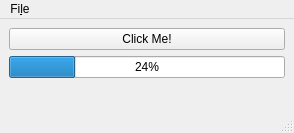
Old version of the form mainwindow.ui in the repository BaldrAI/OpenOTDR.
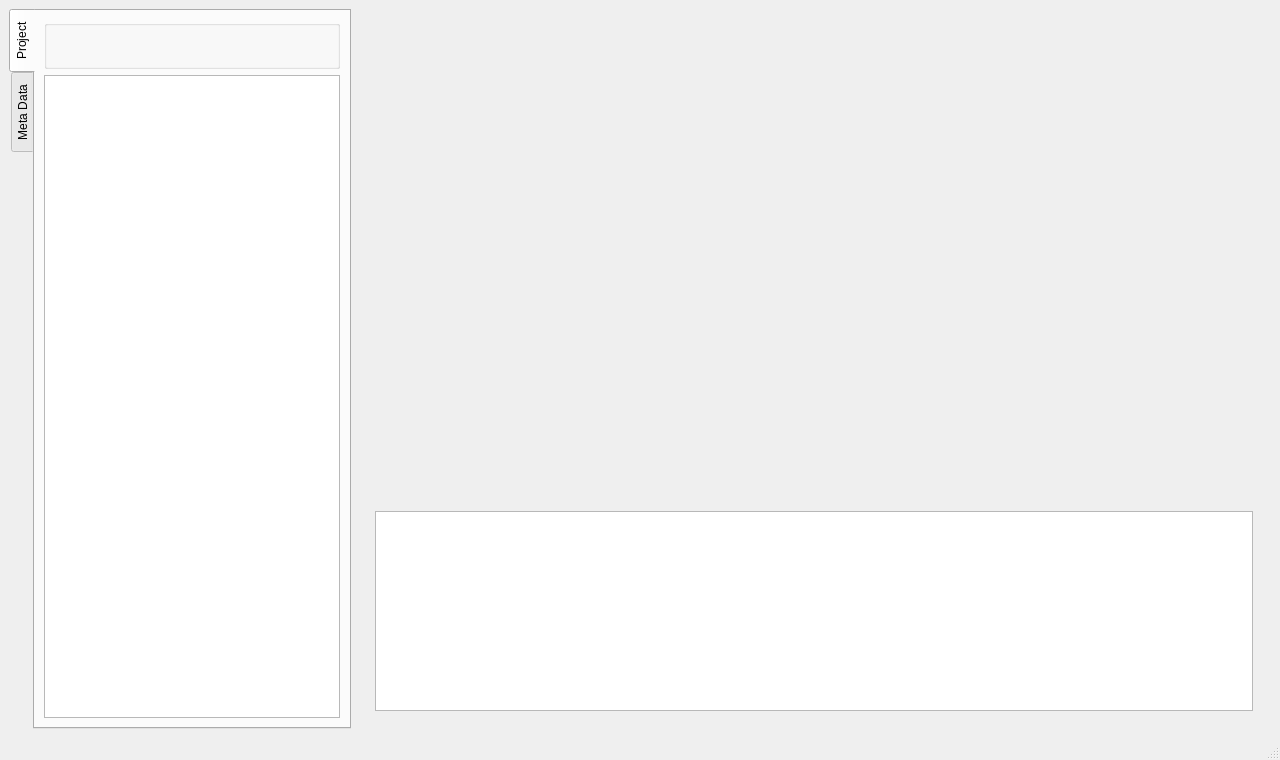
New version of the form. Icons and pictures are not drawn.

Commit message: Quick weekend project / draft

What changed in the file:
```diff
--- a/mainwindow.ui
+++ b/mainwindow.ui
@@ -6,61 +6,285 @@
    <rect>
     <x>0</x>
     <y>0</y>
-    <width>294</width>
-    <height>133</height>
+    <width>1280</width>
+    <height>755</height>
    </rect>
   </property>
   <property name="windowTitle">
    <string>MainWindow</string>
   </property>
-  <widget class="QWidget" name="centralwidget">
-   <layout class="QVBoxLayout" name="verticalLayout">
+  <widget class="QWidget" name="mainWidget">
+   <layout class="QHBoxLayout" name="horizontalLayout_3">
     <item>
-     <widget class="QPushButton" name="pushButton">
-      <property name="text">
-       <string>Click Me!</string>
+     <widget class="QTabWidget" name="tabWidget">
+      <property name="sizePolicy">
+       <sizepolicy hsizetype="Minimum" vsizetype="Expanding">
+        <horstretch>0</horstretch>
+        <verstretch>0</verstretch>
+       </sizepolicy>
       </property>
-     </widget>
-    </item>
-    <item>
-     <widget class="QProgressBar" name="progressBar">
-      <property name="value">
-       <number>24</number>
+      <property name="minimumSize">
+       <size>
+        <width>320</width>
+        <height>720</height>
+       </size>
       </property>
+      <property name="tabPosition">
+       <enum>QTabWidget::West</enum>
+      </property>
+      <property name="currentIndex">
+       <number>0</number>
+      </property>
+      <widget class="QWidget" name="projectWidget">
+       <attribute name="title">
+        <string>Project</string>
+       </attribute>
+       <layout class="QVBoxLayout" name="verticalLayout_3">
+        <item>
+         <widget class="QGroupBox" name="groupBox">
+          <property name="enabled">
+           <bool>true</bool>
+          </property>
+          <property name="sizePolicy">
+           <sizepolicy hsizetype="Preferred" vsizetype="Fixed">
+            <horstretch>0</horstretch>
+            <verstretch>0</verstretch>
+           </sizepolicy>
+          </property>
+          <property name="minimumSize">
+           <size>
+            <width>0</width>
+            <height>20</height>
+           </size>
+          </property>
+          <property name="baseSize">
+           <size>
+            <width>0</width>
+            <height>30</height>
+           </size>
+          </property>
+          <property name="flat">
+           <bool>true</bool>
+          </property>
+          <layout class="QHBoxLayout" name="horizontalLayout">
+           <item>
+            <widget class="QPushButton" name="openProject">
+             <property name="icon">
+              <iconset theme="folder-open">
+               <normaloff/>
+              </iconset>
+             </property>
+             <property name="flat">
+              <bool>true</bool>
+             </property>
+            </widget>
+           </item>
+           <item>
+            <widget class="QPushButton" name="saveProject">
+             <property name="icon">
+              <iconset theme="document-save">
+               <normaloff/>
+              </iconset>
+             </property>
+             <property name="flat">
+              <bool>true</bool>
+             </property>
+            </widget>
+           </item>
+           <item>
+            <widget class="QPushButton" name="printReport">
+             <property name="icon">
+              <iconset theme="document-print"/>
+             </property>
+             <property name="flat">
+              <bool>true</bool>
+             </property>
+            </widget>
+           </item>
+           <item>
+            <widget class="QPushButton" name="addTrace">
+             <property name="autoFillBackground">
+              <bool>false</bool>
+             </property>
+             <property name="text">
+              <string/>
+             </property>
+             <property name="icon">
+              <iconset theme="list-add">
+               <normaloff/>
+              </iconset>
+             </property>
+             <property name="default">
+              <bool>true</bool>
+             </property>
+             <property name="flat">
+              <bool>true</bool>
+             </property>
+            </widget>
+           </item>
+           <item>
+            <widget class="QPushButton" name="removeTrace">
+             <property name="text">
+              <string/>
+             </property>
+             <property name="icon">
+              <iconset theme="list-remove">
+               <normaloff/>
+              </iconset>
+             </property>
+             <property name="flat">
+              <bool>true</bool>
+             </property>
+            </widget>
+           </item>
+           <item>
+            <widget class="QPushButton" name="recalculateEvents">
+             <property name="sizePolicy">
+              <sizepolicy hsizetype="Fixed" vsizetype="Fixed">
+               <horstretch>0</horstretch>
+               <verstretch>0</verstretch>
+              </sizepolicy>
+             </property>
+             <property name="icon">
+              <iconset theme="view-refresh"/>
+             </property>
+             <property name="flat">
+              <bool>true</bool>
+             </property>
+            </widget>
+           </item>
+          </layout>
+         </widget>
+        </item>
+        <item>
+         <widget class="QTreeView" name="treeView"/>
+        </item>
+       </layout>
+      </widget>
+      <widget class="QWidget" name="metaDataWidget">
+       <attribute name="title">
+        <string>Meta Data</string>
+       </attribute>
+       <layout class="QVBoxLayout" name="verticalLayout">
+        <item>
+         <widget class="QTableWidget" name="metaDataTable">
+          <row>
+           <property name="text">
+            <string>Project name</string>
+           </property>
+          </row>
+          <row>
+           <property name="text">
+            <string>Location A</string>
+           </property>
+          </row>
+          <row>
+           <property name="text">
+            <string>Location B</string>
+           </property>
+          </row>
+          <row>
+           <property name="text">
+            <string>Total distance (km)</string>
+           </property>
+          </row>
+          <row>
+           <property name="text">
+            <string>Total distance</string>
+           </property>
+          </row>
+          <row>
+           <property name="text">
+            <string>Launch length (km)</string>
+           </property>
+          </row>
+          <row>
+           <property name="text">
+            <string>Recieve length (km)</string>
+           </property>
+          </row>
+          <row>
+           <property name="text">
+            <string>Average loss (dB/km)</string>
+           </property>
+          </row>
+          <row>
+           <property name="text">
+            <string>Total loss(dB)</string>
+           </property>
+          </row>
+         </widget>
+        </item>
+       </layout>
+      </widget>
      </widget>
     </item>
     <item>
-     <spacer name="verticalSpacer">
-      <property name="orientation">
-       <enum>Qt::Vertical</enum>
+     <widget class="QWidget" name="dataWidget" native="true">
+      <property name="sizePolicy">
+       <sizepolicy hsizetype="Expanding" vsizetype="Expanding">
+        <horstretch>0</horstretch>
+        <verstretch>0</verstretch>
+       </sizepolicy>
       </property>
-      <property name="sizeHint" stdset="0">
+      <property name="minimumSize">
        <size>
-        <width>20</width>
-        <height>40</height>
+        <width>720</width>
+        <height>720</height>
        </size>
       </property>
-     </spacer>
+      <layout class="QVBoxLayout" name="verticalLayout_2">
+       <item>
+        <widget class="QWidget" name="graphWidget" native="true">
+         <property name="sizePolicy">
+          <sizepolicy hsizetype="Expanding" vsizetype="Expanding">
+           <horstretch>0</horstretch>
+           <verstretch>0</verstretch>
+          </sizepolicy>
+         </property>
+         <property name="minimumSize">
+          <size>
+           <width>710</width>
+           <height>460</height>
+          </size>
+         </property>
+         <layout class="QHBoxLayout" name="horizontalLayout_2">
+          <item>
+           <layout class="QVBoxLayout" name="graphLayout"/>
+          </item>
+         </layout>
+        </widget>
+       </item>
+       <item>
+        <widget class="QWidget" name="widget" native="true">
+         <layout class="QHBoxLayout" name="horizontalLayout_4">
+          <item>
+           <widget class="QTableView" name="eventTableView">
+            <property name="sizePolicy">
+             <sizepolicy hsizetype="Expanding" vsizetype="Preferred">
+              <horstretch>0</horstretch>
+              <verstretch>0</verstretch>
+             </sizepolicy>
+            </property>
+            <property name="minimumSize">
+             <size>
+              <width>300</width>
+              <height>200</height>
+             </size>
+            </property>
+            <property name="sortingEnabled">
+             <bool>true</bool>
+            </property>
+           </widget>
+          </item>
+         </layout>
+        </widget>
+       </item>
+      </layout>
+     </widget>
     </item>
    </layout>
   </widget>
-  <widget class="QMenuBar" name="menubar">
-   <property name="geometry">
-    <rect>
-     <x>0</x>
-     <y>0</y>
-     <width>294</width>
-     <height>29</height>
-    </rect>
-   </property>
-   <widget class="QMenu" name="menuFile">
-    <property name="title">
-     <string>Fi&amp;le</string>
-    </property>
-    <addaction name="actionQuit"/>
-   </widget>
-   <addaction name="menuFile"/>
-  </widget>
   <widget class="QStatusBar" name="statusbar"/>
   <action name="actionQuit">
    <property name="text">
```
Left out of the diff: 24 changed lines with no effect on the pictures. The commit also changes 2 other files.
